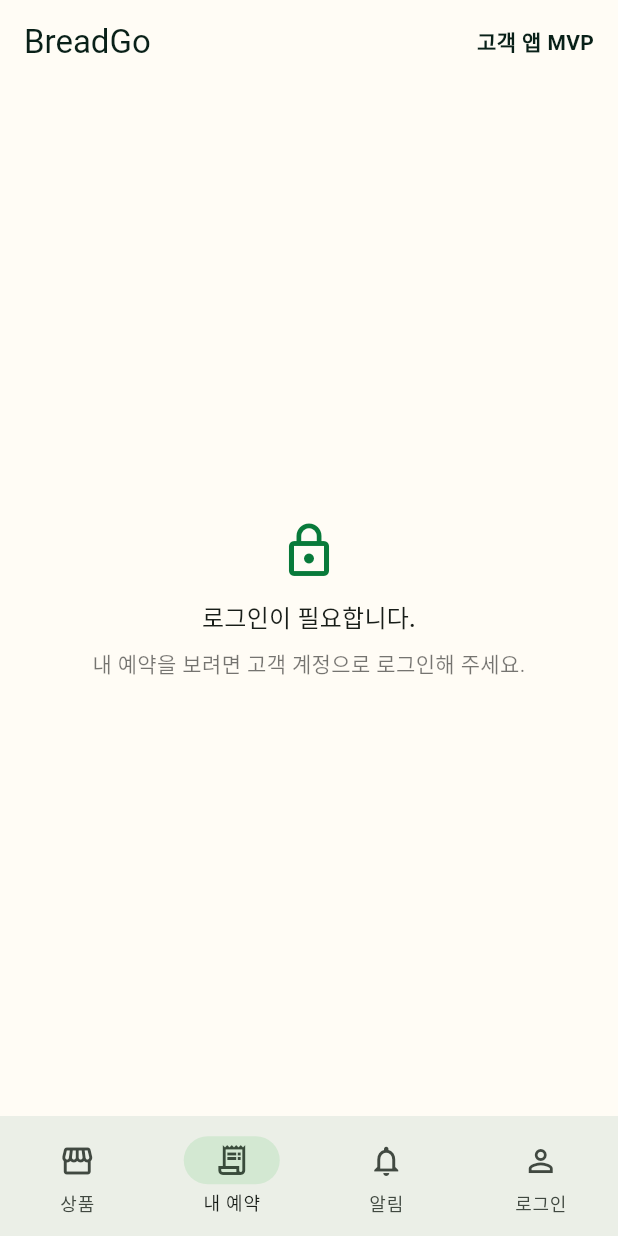
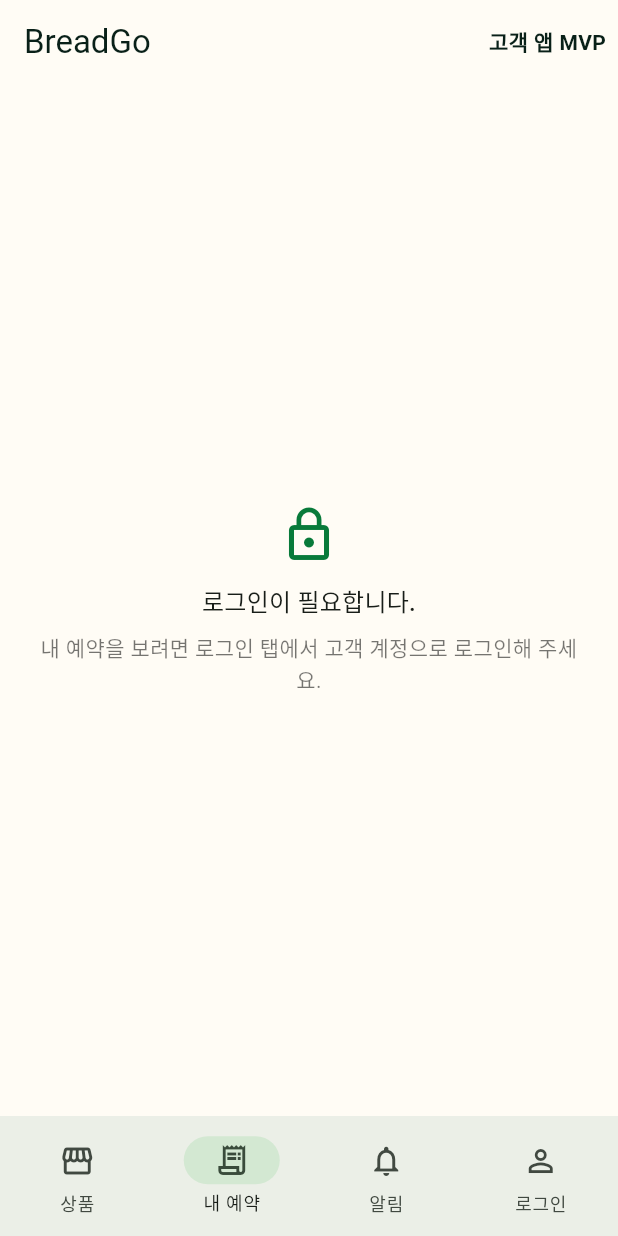
Before and after one commit to keny40/breadgo, a Flutter app: the screen it shows after launch, item 2 of the bottom bar chosen, on a phone screen of 412 x 824 dp. Run offline on Flutter 3.47's test engine with Material 3 defaults, Android fonts, the phone set to English and light mode, and no system bars; accounts and stored records are empty; network calls fail.

Commit message:
Polish Flutter mobile app release readiness

```diff
--- a/mobile/lib/main.dart
+++ b/mobile/lib/main.dart
@@ -86,6 +86,19 @@ class _BreadGoAppState extends State<BreadGoApp> {
             ),
           ),
         ),
+        inputDecorationTheme: InputDecorationTheme(
+          filled: true,
+          fillColor: Colors.white,
+          border: OutlineInputBorder(borderRadius: BorderRadius.circular(12)),
+          enabledBorder: OutlineInputBorder(
+            borderRadius: BorderRadius.circular(12),
+            borderSide: const BorderSide(color: Color(0xFFE3E8DE)),
+          ),
+          focusedBorder: OutlineInputBorder(
+            borderRadius: BorderRadius.circular(12),
+            borderSide: const BorderSide(color: Color(0xFF087A3A), width: 1.5),
+          ),
+        ),
       ),
       home: AnimatedBuilder(
         animation: Listenable.merge([
@@ -116,14 +129,27 @@ class _BreadGoAppState extends State<BreadGoApp> {
               title: const Text('BreadGo'),
               actions: [
                 Padding(
-                  padding: const EdgeInsets.only(right: 16),
+                  padding: const EdgeInsets.only(right: 8),
                   child: Center(
-                    child: Text(
-                      widget.authController.user?.email ?? '고객 앱 MVP',
-                      style: const TextStyle(fontWeight: FontWeight.w700),
+                    child: ConstrainedBox(
+                      constraints: const BoxConstraints(maxWidth: 180),
+                      child: Text(
+                        widget.authController.user?.email ?? '고객 앱 MVP',
+                        overflow: TextOverflow.ellipsis,
+                        style: const TextStyle(fontWeight: FontWeight.w700),
+                      ),
                     ),
                   ),
                 ),
+                if (widget.authController.isLoggedIn)
+                  IconButton(
+                    tooltip: '로그아웃',
+                    onPressed: () async {
+                      await widget.authController.logout();
+                      setState(() => _selectedIndex = 3);
+                    },
+                    icon: const Icon(Icons.logout),
+                  ),
               ],
             ),
             body: SafeArea(child: pages[_selectedIndex]),
--- a/mobile/lib/screens/product_list_screen.dart
+++ b/mobile/lib/screens/product_list_screen.dart
@@ -94,12 +94,16 @@ class _ProductListScreenState extends State<ProductListScreen> {
                   title: '상품을 불러오지 못했습니다.',
                   description: widget.productController.errorMessage,
                   icon: Icons.wifi_off_outlined,
+                  actionLabel: '다시 불러오기',
+                  onAction: widget.productController.loadProducts,
                 )
               else if (widget.productController.products.isEmpty)
-                const EmptyState(
+                EmptyState(
                   title: '선택한 지역에 판매 중인 상품이 없습니다.',
                   description: '다른 지역을 선택하거나 잠시 후 다시 확인해 주세요.',
                   icon: Icons.bakery_dining_outlined,
+                  actionLabel: '새로고침',
+                  onAction: widget.productController.loadProducts,
                 )
               else
                 ...widget.productController.products.map(
--- a/mobile/lib/screens/reservations_screen.dart
+++ b/mobile/lib/screens/reservations_screen.dart
@@ -46,7 +46,7 @@ class _ReservationsScreenState extends State<ReservationsScreen> {
     if (!widget.authController.isLoggedIn) {
       return const EmptyState(
         title: '로그인이 필요합니다.',
-        description: '내 예약을 보려면 고객 계정으로 로그인해 주세요.',
+        description: '내 예약을 보려면 로그인 탭에서 고객 계정으로 로그인해 주세요.',
         icon: Icons.lock_outline,
       );
     }
@@ -94,6 +94,8 @@ class _ReservationsScreenState extends State<ReservationsScreen> {
                   title: '예약 내역을 불러오지 못했습니다.',
                   description: widget.reservationController.errorMessage,
                   icon: Icons.receipt_long_outlined,
+                  actionLabel: '다시 불러오기',
+                  onAction: widget.reservationController.loadMyReservations,
                 )
               else if (widget.reservationController.reservations.isEmpty)
                 const EmptyState(
--- a/mobile/lib/state/auth_controller.dart
+++ b/mobile/lib/state/auth_controller.dart
@@ -24,9 +24,9 @@ class AuthController extends ChangeNotifier {
       await apiClient.sessionStore.saveAccessToken(result.accessToken);
       user = result.user;
     } on ApiException catch (error) {
-      errorMessage = error.message;
+      errorMessage = _friendlyError(error.message);
     } catch (_) {
-      errorMessage = '로그인에 실패했습니다. 백엔드 연결 상태를 확인해 주세요.';
+      errorMessage = '로그인에 실패했습니다. API 주소와 네트워크 연결을 확인한 뒤 다시 시도해 주세요.';
     } finally {
       loading = false;
       notifyListeners();
@@ -39,4 +39,15 @@ class AuthController extends ChangeNotifier {
     errorMessage = null;
     notifyListeners();
   }
+
+  String _friendlyError(String message) {
+    final lower = message.toLowerCase();
+    if (lower.contains('invalid email or password') || lower.contains('401')) {
+      return '이메일 또는 비밀번호를 확인해 주세요.';
+    }
+    if (lower.contains('failed') || lower.contains('network')) {
+      return '서버에 연결하지 못했습니다. API 주소와 네트워크 상태를 확인해 주세요.';
+    }
+    return message;
+  }
 }
--- a/mobile/lib/widgets/empty_state.dart
+++ b/mobile/lib/widgets/empty_state.dart
@@ -6,11 +6,15 @@ class EmptyState extends StatelessWidget {
     required this.title,
     this.description,
     this.icon = Icons.info_outline,
+    this.actionLabel,
+    this.onAction,
   });
 
   final String title;
   final String? description;
   final IconData icon;
+  final String? actionLabel;
+  final VoidCallback? onAction;
 
   @override
   Widget build(BuildContext context) {
@@ -37,6 +41,10 @@ class EmptyState extends StatelessWidget {
                 ).textTheme.bodyMedium?.copyWith(color: Colors.black54),
               ),
             ],
+            if (actionLabel != null && onAction != null) ...[
+              const SizedBox(height: 16),
+              OutlinedButton(onPressed: onAction, child: Text(actionLabel!)),
+            ],
           ],
         ),
       ),
```
Also changed, not shown: mobile/lib/screens/notifications_screen.dart (+9 -8 lines), mobile/lib/state/product_controller.dart (+12 -1 lines), 4 other files.
